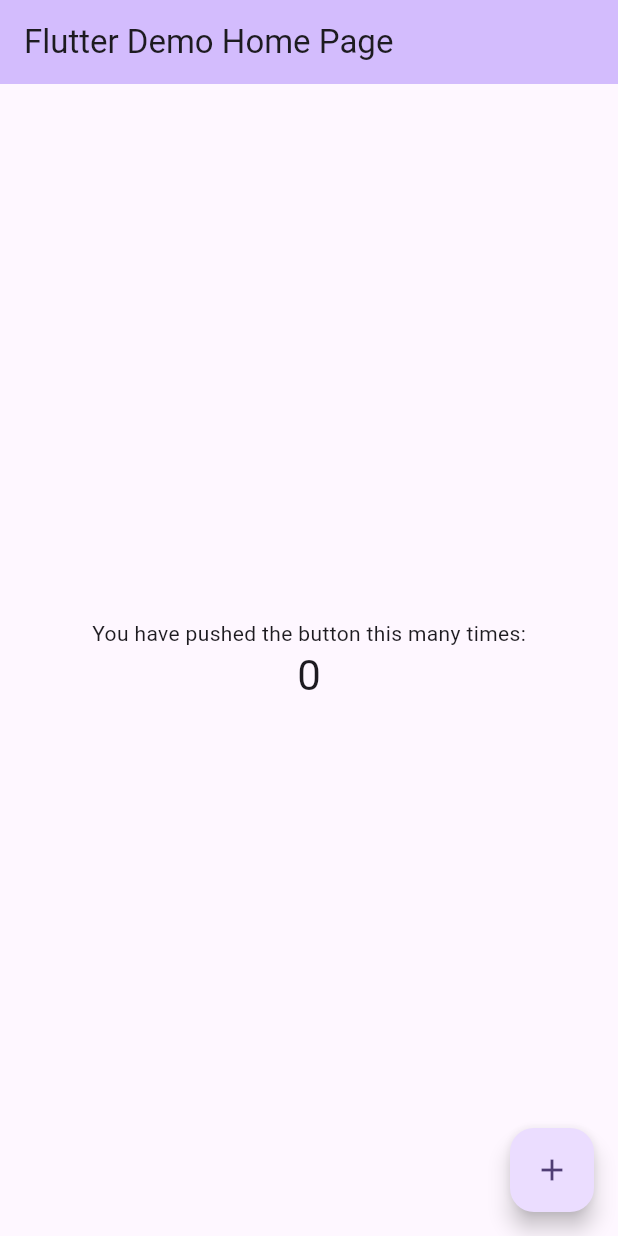
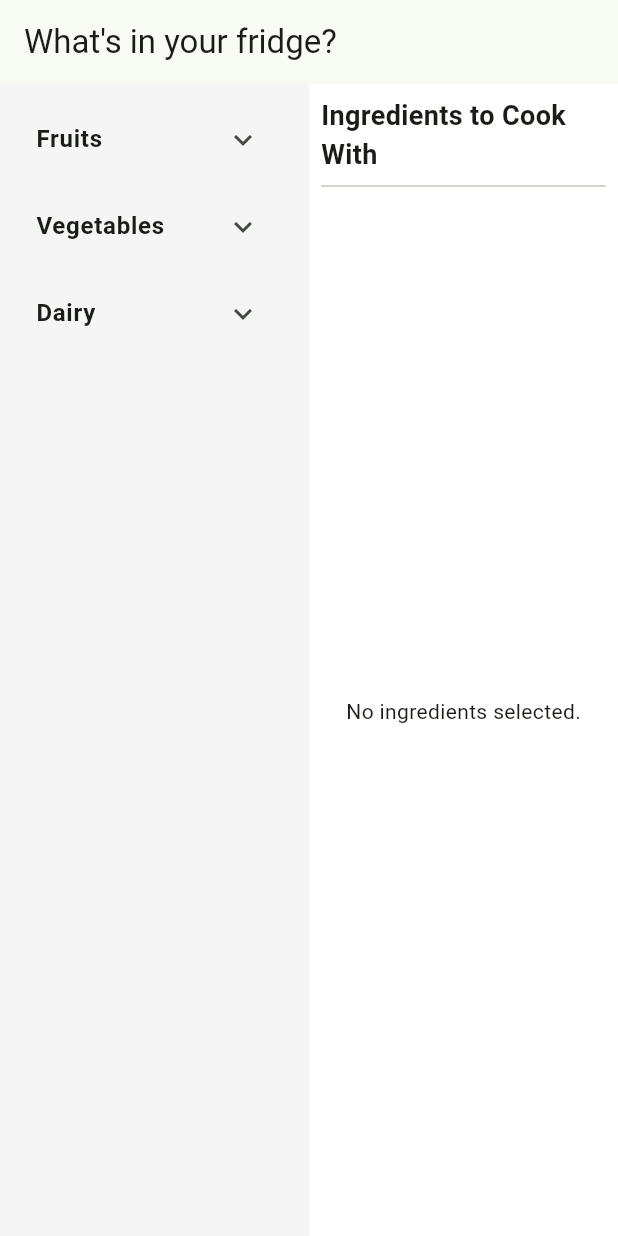
Before and after one commit to blancabarrasa/Whats4Dinner, a Flutter app: the screen it shows after launch, on a phone screen of 412 x 824 dp. Run offline on Flutter 3.47's test engine with Material 3 defaults, Android fonts, the phone set to English and light mode, and no system bars.

Commit message:
upadted the main so its cold

```diff
--- a/recipemaker/lib/main.dart
+++ b/recipemaker/lib/main.dart
@@ -7,116 +7,127 @@ void main() {
 class MyApp extends StatelessWidget {
   const MyApp({super.key});
 
-  // This widget is the root of your application.
   @override
   Widget build(BuildContext context) {
     return MaterialApp(
-      title: 'Flutter Demo',
+      title: 'Fridge Recipe Finder',
       theme: ThemeData(
-        // This is the theme of your application.
-        //
-        // TRY THIS: Try running your application with "flutter run". You'll see
-        // the application has a purple toolbar. Then, without quitting the app,
-        // try changing the seedColor in the colorScheme below to Colors.green
-        // and then invoke "hot reload" (save your changes or press the "hot
-        // reload" button in a Flutter-supported IDE, or press "r" if you used
-        // the command line to start the app).
-        //
-        // Notice that the counter didn't reset back to zero; the application
-        // state is not lost during the reload. To reset the state, use hot
-        // restart instead.
-        //
-        // This works for code too, not just values: Most code changes can be
-        // tested with just a hot reload.
-        colorScheme: ColorScheme.fromSeed(seedColor: Colors.deepPurple),
+        colorScheme: ColorScheme.fromSeed(seedColor: Colors.green),
+        useMaterial3: true,
       ),
-      home: const MyHomePage(title: 'Flutter Demo Home Page'),
+      home: const FridgePage(),
     );
   }
 }
 
-class MyHomePage extends StatefulWidget {
-  const MyHomePage({super.key, required this.title});
-
-  // This widget is the home page of your application. It is stateful, meaning
-  // that it has a State object (defined below) that contains fields that affect
-  // how it looks.
-
-  // This class is the configuration for the state. It holds the values (in this
-  // case the title) provided by the parent (in this case the App widget) and
-  // used by the build method of the State. Fields in a Widget subclass are
-  // always marked "final".
-
-  final String title;
+class FridgePage extends StatefulWidget {
+  const FridgePage({super.key});
 
   @override
-  State<MyHomePage> createState() => _MyHomePageState();
+  State<FridgePage> createState() => _FridgePageState();
 }
 
-class _MyHomePageState extends State<MyHomePage> {
-  int _counter = 0;
+class _FridgePageState extends State<FridgePage> {
+  final Map<String, List<String>> ingredientsByCategory = {
+    'Fruits': ['Apple', 'Banana', 'Orange', 'Grapes'],
+    'Vegetables': ['Carrot', 'Broccoli', 'Spinach', 'Pepper'],
+    'Dairy': ['Milk', 'Cheese', 'Yogurt', 'Butter'],
+  };
 
-  void _incrementCounter() {
+  final List<String> selectedIngredients = [];
+
+  void _selectIngredient(String ingredient) {
     setState(() {
-      // This call to setState tells the Flutter framework that something has
-      // changed in this State, which causes it to rerun the build method below
-      // so that the display can reflect the updated values. If we changed
-      // _counter without calling setState(), then the build method would not be
-      // called again, and so nothing would appear to happen.
-      _counter++;
+      if (!selectedIngredients.contains(ingredient)) {
+        selectedIngredients.add(ingredient);
+      }
+    });
+  }
+
+  void _removeIngredient(String ingredient) {
+    setState(() {
+      selectedIngredients.remove(ingredient);
     });
   }
 
   @override
   Widget build(BuildContext context) {
-    // This method is rerun every time setState is called, for instance as done
-    // by the _incrementCounter method above.
-    //
-    // The Flutter framework has been optimized to make rerunning build methods
-    // fast, so that you can just rebuild anything that needs updating rather
-    // than having to individually change instances of widgets.
     return Scaffold(
       appBar: AppBar(
-        // TRY THIS: Try changing the color here to a specific color (to
-        // Colors.amber, perhaps?) and trigger a hot reload to see the AppBar
-        // change color while the other colors stay the same.
-        backgroundColor: Theme.of(context).colorScheme.inversePrimary,
-        // Here we take the value from the MyHomePage object that was created by
-        // the App.build method, and use it to set our appbar title.
-        title: Text(widget.title),
+        title: const Text('What\'s in your fridge?'),
       ),
-      body: Center(
-        // Center is a layout widget. It takes a single child and positions it
-        // in the middle of the parent.
-        child: Column(
-          // Column is also a layout widget. It takes a list of children and
-          // arranges them vertically. By default, it sizes itself to fit its
-          // children horizontally, and tries to be as tall as its parent.
-          //
-          // Column has various properties to control how it sizes itself and
-          // how it positions its children. Here we use mainAxisAlignment to
-          // center the children vertically; the main axis here is the vertical
-          // axis because Columns are vertical (the cross axis would be
-          // horizontal).
-          //
-          // TRY THIS: Invoke "debug painting" (choose the "Toggle Debug Paint"
-          // action in the IDE, or press "p" in the console), to see the
-          // wireframe for each widget.
-          mainAxisAlignment: MainAxisAlignment.center,
-          children: <Widget>[
-            const Text('You have pushed the button this many times:'),
-            Text(
-              '$_counter',
-              style: Theme.of(context).textTheme.headlineMedium,
+      body: Row(
+        children: [
+          // Left side: dropdown folders
+          Expanded(
+            flex: 1,
+            child: Container(
+              color: Colors.grey[100],
+              padding: const EdgeInsets.all(8),
+              child: ListView(
+                children: ingredientsByCategory.entries.map((entry) {
+                  final category = entry.key;
+                  final items = entry.value;
+                  return ExpansionTile(
+                    title: Text(
+                      category,
+                      style: const TextStyle(fontWeight: FontWeight.bold),
+                    ),
+                    children: items.map((item) {
+                      final isSelected = selectedIngredients.contains(item);
+                      return ListTile(
+                        title: Text(item),
+                        trailing: Icon(
+                          isSelected ? Icons.check_circle : Icons.add_circle_outline,
+                          color: isSelected ? Colors.green : null,
+                        ),
+                        onTap: () => _selectIngredient(item),
+                      );
+                    }).toList(),
+                  );
+                }).toList(),
+              ),
             ),
-          ],
-        ),
+          ),
+          // Right side: selected ingredients
+          Expanded(
+            flex: 1,
+            child: Container(
+              padding: const EdgeInsets.all(8),
+              color: Colors.white,
+              child: Column(
+                crossAxisAlignment: CrossAxisAlignment.start,
+                children: [
+                  const Text(
+                    'Ingredients to Cook With',
+                    style: TextStyle(fontSize: 18, fontWeight: FontWeight.bold),
+                  ),
+                  const Divider(),
+                  Expanded(
+                    child: selectedIngredients.isEmpty
+                        ? const Center(child: Text('No ingredients selected.'))
+                        : ListView.builder(
+                            itemCount: selectedIngredients.length,
+                            itemBuilder: (context, index) {
+                              final item = selectedIngredients[index];
+                              return Card(
+                                child: ListTile(
+                                  title: Text(item),
+                                  trailing: IconButton(
+                                    icon: const Icon(Icons.delete, color: Colors.red),
+                                    onPressed: () => _removeIngredient(item),
+                                  ),
+                                ),
+                              );
+                            },
+                          ),
+                  ),
+                ],
+              ),
+            ),
+          ),
+        ],
       ),
-      floatingActionButton: FloatingActionButton(
-        onPressed: _incrementCounter,
-        tooltip: 'Increment',
-        child: const Icon(Icons.add),
-      ), // This trailing comma makes auto-formatting nicer for build methods.
     );
   }
 }
```
